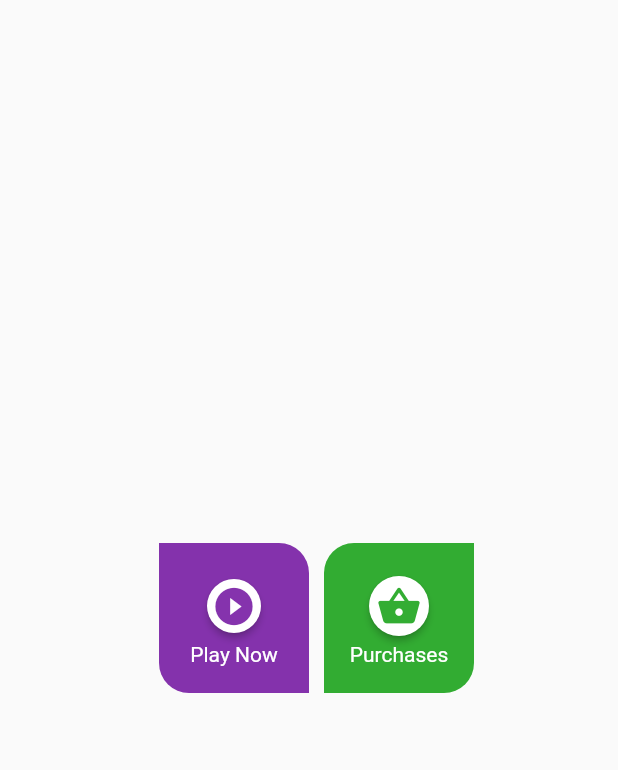
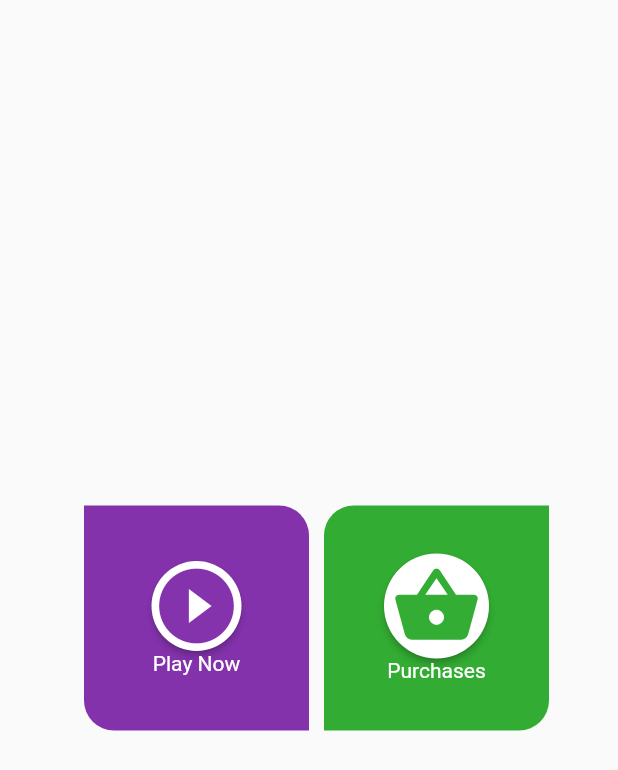
Before and after one commit to armenuhitoroyan/FlutterCourse, a Flutter app: the BottomMenuWidget widget shown alone on an empty page, opened directly, on a phone screen of 412 x 824 dp. Shown: the top 770 px of the screen. Run offline on Flutter 3.47's test engine with Material 2 defaults, Android fonts, the phone set to English and light mode, and no system bars; our stand-ins replace dio; network calls fail.

Commit message:
resized menu buttons

```diff
--- a/lib/widgets/menu/bottom_menu.dart
+++ b/lib/widgets/menu/bottom_menu.dart
@@ -22,8 +22,8 @@ class BottomMenuWidget extends StatelessWidget {
               padding: const EdgeInsets.only(left: 10, right: 10),
               child: Center(
                 child: Container(
-                  width: 100,
-                  height: 100,
+                  width: 150,
+                  height: 150,
                   decoration: const BoxDecoration(
                     color: Color.fromRGBO(103, 0, 153, 0.8),
                     borderRadius: BorderRadius.only(
@@ -46,7 +46,7 @@ class BottomMenuWidget extends StatelessWidget {
                               child: Icon(
                                 Icons.play_circle_fill,
                                 color: Color.fromRGBO(103, 0, 153, 0.8),
-                                size: 30,
+                                size: 60,
                               ),
                             ),
                             style: ElevatedButton.styleFrom(
@@ -64,8 +64,8 @@ class BottomMenuWidget extends StatelessWidget {
             ),
             Center(
               child: Container(
-                width: 100,
-                height: 100,
+                width: 150,
+                height: 150,
                 decoration: const BoxDecoration(
                   color: Color.fromRGBO(0,153,0, 0.8),
                   borderRadius: BorderRadius.only(
@@ -88,7 +88,7 @@ class BottomMenuWidget extends StatelessWidget {
                             child: Icon(
                               Icons.shopping_basket,
                               color: Color.fromRGBO(0,153,0, 0.8),
-                              size: 30,
+                              size: 60,
                             ),
                           ),
                           style: ElevatedButton.styleFrom(
```
Also changed, not shown: lib/pages/homepage/homepage.dart (+8 -4 lines), lib/widgets/menu/top_menu.dart (+6 -6 lines).
